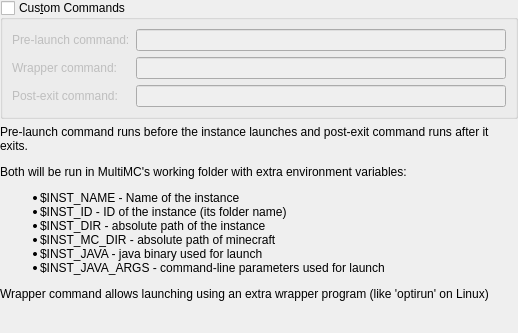
This is application/widgets/CustomCommands.ui in MultiMC/Launcher as Qt 5 draws it before an edit; both pictures show x 0 to 518 and y 0 to 333 of the 518 by 646 pixel window. The edited form follows.
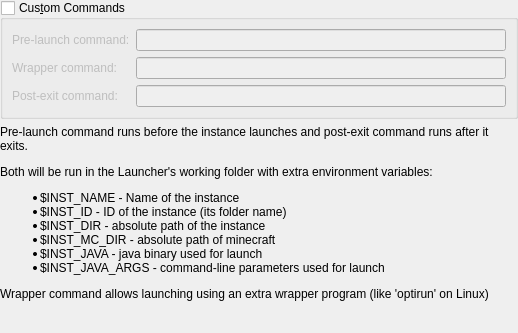
This is the edited form.

What changed in the file:
```diff
--- a/application/widgets/CustomCommands.ui
+++ b/application/widgets/CustomCommands.ui
@@ -74,7 +74,7 @@
    <item>
     <widget class="QLabel" name="labelCustomCmdsDescription">
      <property name="text">
-      <string>&lt;html&gt;&lt;head/&gt;&lt;body&gt;&lt;p&gt;Pre-launch command runs before the instance launches and post-exit command runs after it exits.&lt;/p&gt;&lt;p&gt;Both will be run in MultiMC's working folder with extra environment variables:&lt;/p&gt;&lt;ul&gt;&lt;li&gt;$INST_NAME - Name of the instance&lt;/li&gt;&lt;li&gt;$INST_ID - ID of the instance (its folder name)&lt;/li&gt;&lt;li&gt;$INST_DIR - absolute path of the instance&lt;/li&gt;&lt;li&gt;$INST_MC_DIR - absolute path of minecraft&lt;/li&gt;&lt;li&gt;$INST_JAVA - java binary used for launch&lt;/li&gt;&lt;li&gt;$INST_JAVA_ARGS - command-line parameters used for launch&lt;/li&gt;&lt;/ul&gt;&lt;p&gt;Wrapper command allows launching using an extra wrapper program (like 'optirun' on Linux)&lt;/p&gt;&lt;/body&gt;&lt;/html&gt;</string>
+      <string>&lt;html&gt;&lt;head/&gt;&lt;body&gt;&lt;p&gt;Pre-launch command runs before the instance launches and post-exit command runs after it exits.&lt;/p&gt;&lt;p&gt;Both will be run in the Launcher's working folder with extra environment variables:&lt;/p&gt;&lt;ul&gt;&lt;li&gt;$INST_NAME - Name of the instance&lt;/li&gt;&lt;li&gt;$INST_ID - ID of the instance (its folder name)&lt;/li&gt;&lt;li&gt;$INST_DIR - absolute path of the instance&lt;/li&gt;&lt;li&gt;$INST_MC_DIR - absolute path of minecraft&lt;/li&gt;&lt;li&gt;$INST_JAVA - java binary used for launch&lt;/li&gt;&lt;li&gt;$INST_JAVA_ARGS - command-line parameters used for launch&lt;/li&gt;&lt;/ul&gt;&lt;p&gt;Wrapper command allows launching using an extra wrapper program (like 'optirun' on Linux)&lt;/p&gt;&lt;/body&gt;&lt;/html&gt;</string>
      </property>
      <property name="alignment">
       <set>Qt::AlignLeading|Qt::AlignLeft|Qt::AlignTop</set>
```
